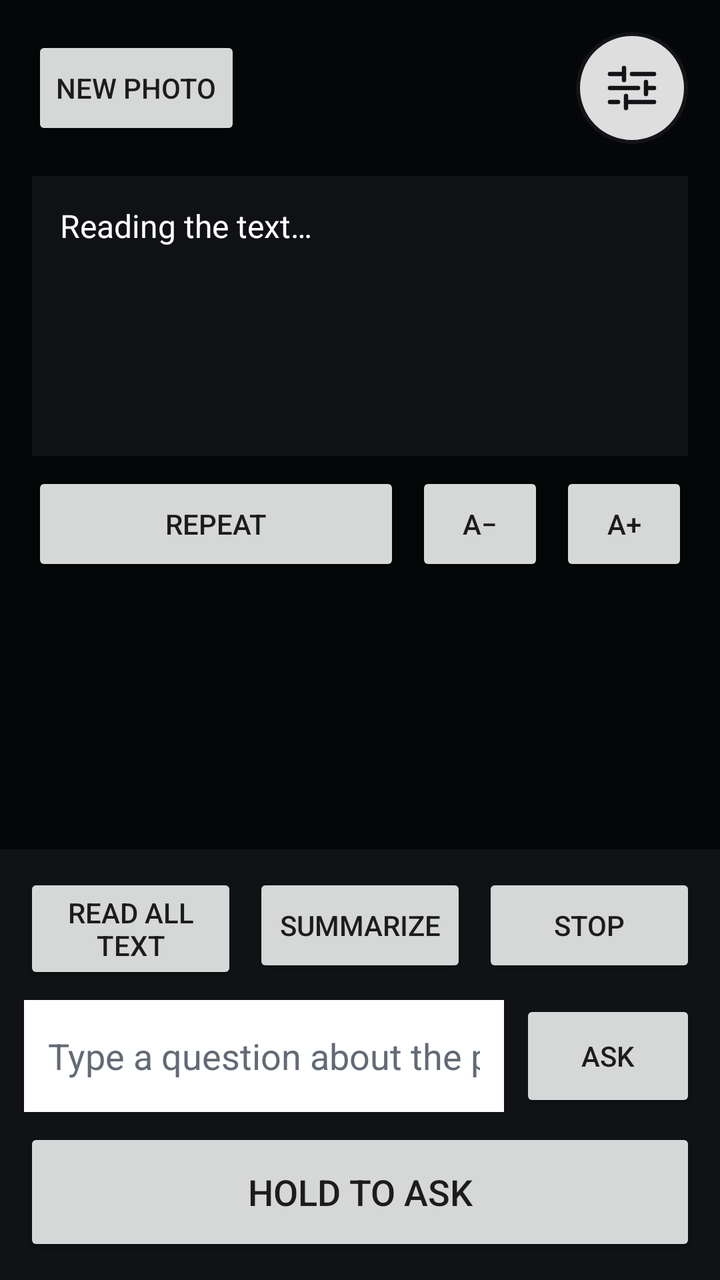
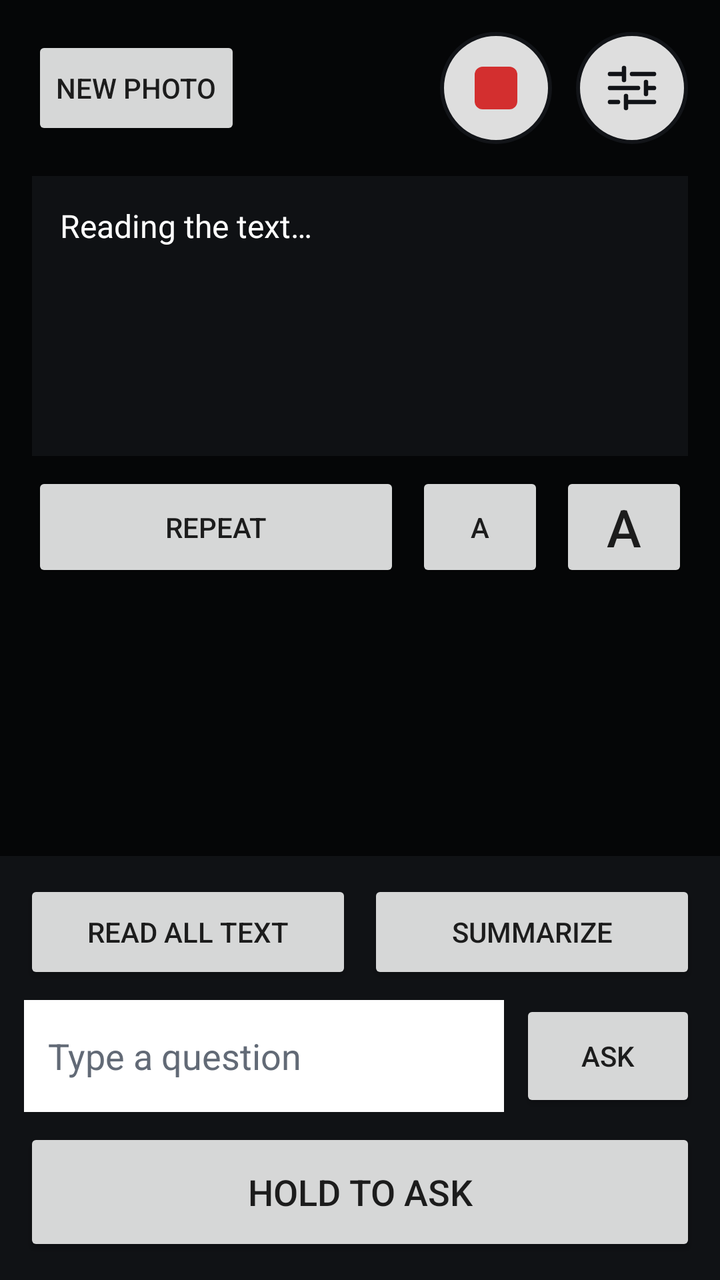

Two renders of the same Android screen: before a commit and after it. Below are the layout's source before the change and the commit's diff.
<!-- AndroidManifest.xml: application theme Theme.Test_project -->
<!-- res/layout/fragment_review.xml -->
<?xml version="1.0" encoding="utf-8"?>
<FrameLayout xmlns:android="http://schemas.android.com/apk/res/android"
    android:layout_width="match_parent"
    android:layout_height="match_parent"
    android:background="#050607">

    <ImageView
        android:id="@+id/imgShot"
        android:layout_width="match_parent"
        android:layout_height="match_parent"
        android:background="#050607"
        android:importantForAccessibility="no"
        android:scaleType="fitCenter" />

    <FrameLayout
        android:id="@+id/blockList"
        android:layout_width="match_parent"
        android:layout_height="match_parent" />

    
    <LinearLayout
        android:id="@+id/reviewPanels"
        android:layout_width="match_parent"
        android:layout_height="match_parent"
        android:orientation="vertical">

        <FrameLayout
            android:layout_width="match_parent"
            android:layout_height="wrap_content"
            android:padding="16dp">

            <Button
                android:id="@+id/btnRetake"
                android:layout_width="wrap_content"
                android:layout_height="wrap_content"
                android:layout_gravity="start|center_vertical"
                android:minHeight="52dp"
                android:text="@string/new_photo"
                android:contentDescription="@string/new_photo_description" />

            <ImageButton
                android:id="@+id/btnReviewSettings"
                android:layout_width="56dp"
                android:layout_height="56dp"
                android:layout_gravity="end|center_vertical"
                android:background="@drawable/bg_round_control"
                android:contentDescription="@string/processing_settings"
                android:padding="14dp"
                android:src="@drawable/ic_settings_lines" />
        </FrameLayout>

        <ScrollView
            android:id="@+id/statusScroll"
            android:layout_width="match_parent"
            android:layout_height="140dp"
            android:layout_marginStart="16dp"
            android:layout_marginEnd="16dp"
            android:background="#CC121418"
            android:fillViewport="true">

            <TextView
                android:id="@+id/txtReviewStatus"
                android:layout_width="match_parent"
                android:layout_height="wrap_content"
                android:padding="14dp"
                android:text="@string/review_loading"
                android:textColor="#FFFFFF"
                android:textIsSelectable="true"
                android:textSize="16sp" />
        </ScrollView>

        <LinearLayout
            android:id="@+id/textTools"
            android:layout_width="match_parent"
            android:layout_height="wrap_content"
            android:layout_marginStart="16dp"
            android:layout_marginTop="8dp"
            android:layout_marginEnd="16dp"
            android:baselineAligned="false"
            android:orientation="horizontal">

            <Button
                android:id="@+id/btnRepeat"
                android:layout_width="0dp"
                android:layout_height="wrap_content"
                android:layout_weight="1"
                android:minHeight="52dp"
                android:text="@string/repeat"
                android:contentDescription="@string/repeat_description" />

            <Button
                android:id="@+id/btnTextSmaller"
                android:layout_width="wrap_content"
                android:layout_height="wrap_content"
                android:layout_marginStart="8dp"
                android:minWidth="64dp"
                android:minHeight="52dp"
                android:text="@string/text_smaller_symbol"
                android:contentDescription="@string/text_smaller" />

            <Button
                android:id="@+id/btnTextLarger"
                android:layout_width="wrap_content"
                android:layout_height="wrap_content"
                android:layout_marginStart="8dp"
                android:minWidth="64dp"
                android:minHeight="52dp"
                android:text="@string/text_larger_symbol"
                android:contentDescription="@string/text_larger" />
        </LinearLayout>

        <View
            android:id="@+id/reviewSpacer"
            android:layout_width="match_parent"
            android:layout_height="0dp"
            android:layout_weight="1" />

        <LinearLayout
            android:layout_width="match_parent"
            android:layout_height="wrap_content"
            android:background="#DD121418"
            android:orientation="vertical"
            android:padding="12dp">

            <Button
                android:id="@+id/btnMoreDetail"
                android:layout_width="match_parent"
                android:layout_height="wrap_content"
                android:layout_marginBottom="8dp"
                android:minHeight="52dp"
                android:text="@string/more_detail"
                android:contentDescription="@string/more_detail_description"
                android:visibility="gone" />

            <LinearLayout
                android:id="@+id/readActions"
                android:layout_width="match_parent"
                android:layout_height="wrap_content"
                android:baselineAligned="false"
                android:orientation="horizontal">

                <Button
                    android:id="@+id/btnReadAll"
                    android:layout_width="0dp"
                    android:layout_height="wrap_content"
                    android:layout_weight="1"
                    android:minHeight="52dp"
                    android:text="@string/read_all"
                    android:contentDescription="@string/read_all_description" />

                <Button
                    android:id="@+id/btnSummarize"
                    android:layout_width="0dp"
                    android:layout_height="wrap_content"
                    android:layout_marginStart="8dp"
                    android:layout_weight="1"
                    android:minHeight="52dp"
                    android:text="@string/summarize"
                    android:contentDescription="@string/summarize_description" />

                <Button
                    android:id="@+id/btnStop"
                    android:layout_width="0dp"
                    android:layout_height="wrap_content"
                    android:layout_marginStart="8dp"
                    android:layout_weight="1"
                    android:minHeight="52dp"
                    android:text="@string/stop" />
            </LinearLayout>

            <LinearLayout
                android:id="@+id/errorActions"
                android:layout_width="match_parent"
                android:layout_height="wrap_content"
                android:baselineAligned="false"
                android:orientation="horizontal"
                android:visibility="gone">
                <Button
                    android:id="@+id/btnRetry"
                    android:layout_width="0dp"
                    android:layout_height="wrap_content"
                    android:layout_weight="1"
                    android:minHeight="52dp"
                    android:text="@string/retry" />
                <Button
                    android:id="@+id/btnReadLocally"
                    android:layout_width="0dp"
                    android:layout_height="wrap_content"
                    android:layout_marginStart="8dp"
                    android:layout_weight="1"
                    android:minHeight="52dp"
                    android:text="@string/read_locally" />
            </LinearLayout>

            <LinearLayout
                android:layout_width="match_parent"
                android:layout_height="wrap_content"
                android:layout_marginTop="8dp"
                android:baselineAligned="false"
                android:orientation="horizontal">
                <EditText
                    android:id="@+id/editQuestion"
                    android:layout_width="0dp"
                    android:layout_height="wrap_content"
                    android:layout_weight="1"
                    android:minHeight="56dp"
                    android:background="#FFFFFFFF"
                    android:hint="@string/type_question"
                    android:imeOptions="actionSend"
                    android:importantForAutofill="no"
                    android:inputType="textCapSentences"
                    android:paddingStart="12dp"
                    android:paddingEnd="12dp"
                    android:textColor="#121418"
                    android:textColorHint="#626A76" />
                <Button
                    android:id="@+id/btnTypedAsk"
                    android:layout_width="wrap_content"
                    android:layout_height="wrap_content"
                    android:layout_gravity="center_vertical"
                    android:layout_marginStart="8dp"
                    android:minHeight="56dp"
                    android:text="@string/ask" />
            </LinearLayout>

            <Button
                android:id="@+id/btnAsk"
                android:layout_width="match_parent"
                android:layout_height="wrap_content"
                android:layout_marginTop="8dp"
                android:minHeight="64dp"
                android:text="@string/hold_to_ask"
                android:textSize="18sp"
                android:contentDescription="@string/hold_to_ask_description" />
        </LinearLayout>
    </LinearLayout>

</FrameLayout>
<!-- resources referenced by this layout -->
<resources>
  <!-- drawable bg_round_control (drawable) -->
  <?xml version="1.0" encoding="utf-8"?>
  <shape xmlns:android="http://schemas.android.com/apk/res/android" android:shape="oval">
      <solid android:color="#DDFFFFFF" />
      <stroke android:width="2dp" android:color="#FF121418" />
  </shape>
  <!-- drawable ic_settings_lines (drawable) -->
  <?xml version="1.0" encoding="utf-8"?>
  <vector xmlns:android="http://schemas.android.com/apk/res/android"
      android:width="28dp" android:height="28dp"
      android:viewportWidth="28" android:viewportHeight="28">
      <path android:fillColor="@android:color/transparent" android:strokeColor="#121418"
          android:strokeWidth="2.2" android:strokeLineCap="round"
          android:pathData="M3,7 L10,7 M14,7 L25,7 M10,4 L10,10 M3,14 L17,14 M21,14 L25,14 M21,11 L21,17 M3,21 L7,21 M11,21 L25,21 M11,18 L11,24" />
  </vector>
  <string name="ask">Ask</string>
  <string name="hold_to_ask">Hold to ask</string>
  <string name="hold_to_ask_description">Hold and speak to ask a question about the photo.</string>
  <string name="more_detail">More detail</string>
  <string name="more_detail_description">Hear a longer, more detailed summary.</string>
  <string name="new_photo">New photo</string>
  <string name="new_photo_description">Go back to the camera and take another photo.</string>
  <string name="processing_settings">Processing settings</string>
  <string name="read_all">Read all text</string>
  <string name="read_all_description">Read all the text in the photo aloud, in order.</string>
  <string name="read_locally">Read locally</string>
  <string name="repeat">Repeat</string>
  <string name="repeat_description">Say the text in the box at the top again.</string>
  <string name="retry">Retry</string>
  <string name="review_loading">Reading the text…</string>
  <string name="stop">Stop</string>
  <string name="summarize">Summarize</string>
  <string name="summarize_description">Hear a short summary of what the photo shows.</string>
  <string name="text_larger">Larger text</string>
  <string name="text_larger_symbol">A+</string>
  <string name="text_smaller">Smaller text</string>
  <string name="text_smaller_symbol">A−</string>
  <string name="type_question">Type a question about the photo</string>
  <style name="Theme.Test_project" parent="Theme.AppCompat.Light.NoActionBar" />
</resources>

<!-- the commit's change to res/layout/fragment_review.xml (unified diff, before → after) -->
@@ -24,30 +24,47 @@
         android:layout_height="match_parent"
         android:orientation="vertical">
 
-        <FrameLayout
+        <LinearLayout
             android:layout_width="match_parent"
             android:layout_height="wrap_content"
+            android:baselineAligned="false"
+            android:gravity="center_vertical"
+            android:orientation="horizontal"
             android:padding="16dp">
 
             <Button
                 android:id="@+id/btnRetake"
                 android:layout_width="wrap_content"
                 android:layout_height="wrap_content"
-                android:layout_gravity="start|center_vertical"
                 android:minHeight="52dp"
                 android:text="@string/new_photo"
                 android:contentDescription="@string/new_photo_description" />
+
+            <View
+                android:layout_width="0dp"
+                android:layout_height="1dp"
+                android:layout_weight="1" />
+
+            <ImageButton
+                android:id="@+id/btnStop"
+                android:layout_width="56dp"
+                android:layout_height="56dp"
+                android:background="@drawable/bg_round_control"
+                android:contentDescription="@string/stop_description"
+                android:padding="12dp"
+                android:scaleType="fitCenter"
+                android:src="@drawable/ic_stop" />
 
             <ImageButton
                 android:id="@+id/btnReviewSettings"
                 android:layout_width="56dp"
                 android:layout_height="56dp"
-                android:layout_gravity="end|center_vertical"
+                android:layout_marginStart="12dp"
                 android:background="@drawable/bg_round_control"
                 android:contentDescription="@string/processing_settings"
                 android:padding="14dp"
                 android:src="@drawable/ic_settings_lines" />
-        </FrameLayout>
+        </LinearLayout>
 
         <ScrollView
             android:id="@+id/statusScroll"
@@ -82,7 +99,7 @@
             <Button
                 android:id="@+id/btnRepeat"
                 android:layout_width="0dp"
-                android:layout_height="wrap_content"
+                android:layout_height="match_parent"
                 android:layout_weight="1"
                 android:minHeight="52dp"
                 android:text="@string/repeat"
@@ -91,21 +108,23 @@
             <Button
                 android:id="@+id/btnTextSmaller"
                 android:layout_width="wrap_content"
-                android:layout_height="wrap_content"
+                android:layout_height="match_parent"
                 android:layout_marginStart="8dp"
                 android:minWidth="64dp"
                 android:minHeight="52dp"
                 android:text="@string/text_smaller_symbol"
+                android:textSize="14sp"
                 android:contentDescription="@string/text_smaller" />
 
             <Button
                 android:id="@+id/btnTextLarger"
                 android:layout_width="wrap_content"
-                android:layout_height="wrap_content"
+                android:layout_height="match_parent"
                 android:layout_marginStart="8dp"
                 android:minWidth="64dp"
                 android:minHeight="52dp"
                 android:text="@string/text_larger_symbol"
+                android:textSize="26sp"
                 android:contentDescription="@string/text_larger" />
         </LinearLayout>
 
@@ -142,7 +161,7 @@
                 <Button
                     android:id="@+id/btnReadAll"
                     android:layout_width="0dp"
-                    android:layout_height="wrap_content"
+                    android:layout_height="match_parent"
                     android:layout_weight="1"
                     android:minHeight="52dp"
                     android:text="@string/read_all"
@@ -151,21 +170,13 @@
                 <Button
                     android:id="@+id/btnSummarize"
                     android:layout_width="0dp"
-                    android:layout_height="wrap_content"
+                    android:layout_height="match_parent"
                     android:layout_marginStart="8dp"
                     android:layout_weight="1"
                     android:minHeight="52dp"
                     android:text="@string/summarize"
                     android:contentDescription="@string/summarize_description" />
 
-                <Button
-                    android:id="@+id/btnStop"
-                    android:layout_width="0dp"
-                    android:layout_height="wrap_content"
-                    android:layout_marginStart="8dp"
-                    android:layout_weight="1"
-                    android:minHeight="52dp"
-                    android:text="@string/stop" />
             </LinearLayout>
 
             <LinearLayout
<!-- resource entries referenced after the edit -->
@@ -15,11 +15,22 @@
           android:strokeWidth="2.2" android:strokeLineCap="round"
           android:pathData="M3,7 L10,7 M14,7 L25,7 M10,4 L10,10 M3,14 L17,14 M21,14 L25,14 M21,11 L21,17 M3,21 L7,21 M11,21 L25,21 M11,18 L11,24" />
   </vector>
+  <!-- drawable ic_stop (drawable) -->
+  <?xml version="1.0" encoding="utf-8"?>
+  <vector xmlns:android="http://schemas.android.com/apk/res/android"
+      android:width="28dp"
+      android:height="28dp"
+      android:viewportWidth="24"
+      android:viewportHeight="24">
+      <path
+          android:fillColor="#D32F2F"
+          android:pathData="M7,4h10a3,3 0,0 1,3 3v10a3,3 0,0 1,-3 3h-10a3,3 0,0 1,-3 -3v-10a3,3 0,0 1,3 -3z" />
+  </vector>
   <string name="ask">Ask</string>
   <string name="hold_to_ask">Hold to ask</string>
   <string name="hold_to_ask_description">Hold and speak to ask a question about the photo.</string>
   <string name="more_detail">More detail</string>
-  <string name="more_detail_description">Hear a longer, more detailed summary.</string>
+  <string name="more_detail_description">Hear a longer, more detailed answer.</string>
   <string name="new_photo">New photo</string>
   <string name="new_photo_description">Go back to the camera and take another photo.</string>
   <string name="processing_settings">Processing settings</string>
@@ -30,14 +41,14 @@
   <string name="repeat_description">Say the text in the box at the top again.</string>
   <string name="retry">Retry</string>
   <string name="review_loading">Reading the text…</string>
-  <string name="stop">Stop</string>
+  <string name="stop_description">Stop speaking and go back to the camera.</string>
   <string name="summarize">Summarize</string>
   <string name="summarize_description">Hear a short summary of what the photo shows.</string>
   <string name="text_larger">Larger text</string>
-  <string name="text_larger_symbol">A+</string>
+  <string name="text_larger_symbol">A</string>
   <string name="text_smaller">Smaller text</string>
-  <string name="text_smaller_symbol">A−</string>
-  <string name="type_question">Type a question about the photo</string>
+  <string name="text_smaller_symbol">A</string>
+  <string name="type_question">Type a question</string>
   <style name="Theme.Test_project" parent="Theme.AppCompat.Light.NoActionBar" />
 </resources>
 
